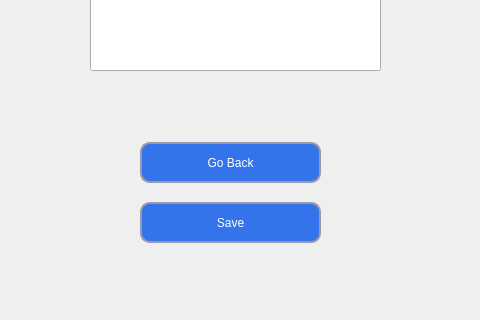
The window that Program/gui_note_window.ui (zgjimzhubajj/Student-Assistant) describes before a commit, drawn with Qt 5; both pictures show x 150 to 630 and y 280 to 600 of the 800 by 600 pixel window.
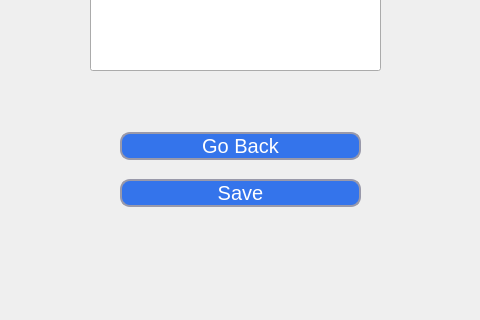
The same window after the commit.

Commit message: Made some changes on the GUI buttons overall the Application by making them responsive

```diff
--- a/Program/gui_note_window.ui
+++ b/Program/gui_note_window.ui
@@ -79,17 +79,26 @@
      <string/>
     </property>
    </widget>
-   <widget class="QPushButton" name="btn_save">
+   <widget class="QWidget" name="verticalLayoutWidget">
     <property name="geometry">
      <rect>
-      <x>290</x>
-      <y>482</y>
-      <width>181</width>
-      <height>41</height>
+      <x>270</x>
+      <y>399</y>
+      <width>241</width>
+      <height>101</height>
      </rect>
     </property>
-    <property name="styleSheet">
-     <string notr="true">QPushButton {
+    <layout class="QVBoxLayout" name="verticalLayout">
+     <item>
+      <widget class="QPushButton" name="btn_back">
+       <property name="font">
+        <font>
+         <family>MS Sans Serif</family>
+         <pointsize>15</pointsize>
+        </font>
+       </property>
+       <property name="styleSheet">
+        <string notr="true">QPushButton {
 	border-style: solid;
 	border-width: 2px;
 	border-color: #9999aa;
@@ -117,22 +126,22 @@
 	background-color: #aaaaaa;
 	color: #ffffff;
 }</string>
-    </property>
-    <property name="text">
-     <string>Save</string>
-    </property>
-   </widget>
-   <widget class="QPushButton" name="btn_back">
-    <property name="geometry">
-     <rect>
-      <x>290</x>
-      <y>422</y>
-      <width>181</width>
-      <height>41</height>
-     </rect>
-    </property>
-    <property name="styleSheet">
-     <string notr="true">QPushButton {
+       </property>
+       <property name="text">
+        <string>Go Back</string>
+       </property>
+      </widget>
+     </item>
+     <item>
+      <widget class="QPushButton" name="btn_save">
+       <property name="font">
+        <font>
+         <family>MS Sans Serif</family>
+         <pointsize>15</pointsize>
+        </font>
+       </property>
+       <property name="styleSheet">
+        <string notr="true">QPushButton {
 	border-style: solid;
 	border-width: 2px;
 	border-color: #9999aa;
@@ -160,10 +169,13 @@
 	background-color: #aaaaaa;
 	color: #ffffff;
 }</string>
-    </property>
-    <property name="text">
-     <string>Go Back</string>
-    </property>
+       </property>
+       <property name="text">
+        <string>Save</string>
+       </property>
+      </widget>
+     </item>
+    </layout>
    </widget>
   </widget>
   <widget class="QMenuBar" name="menubar">
```
The commit also changes 17 other files.
